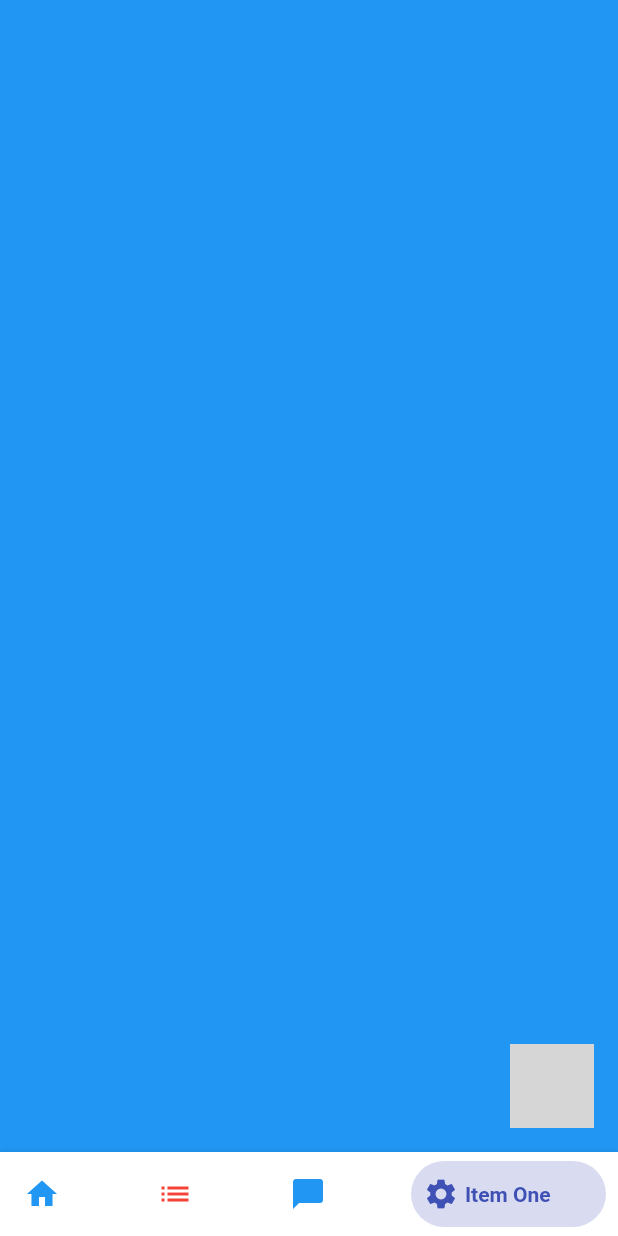
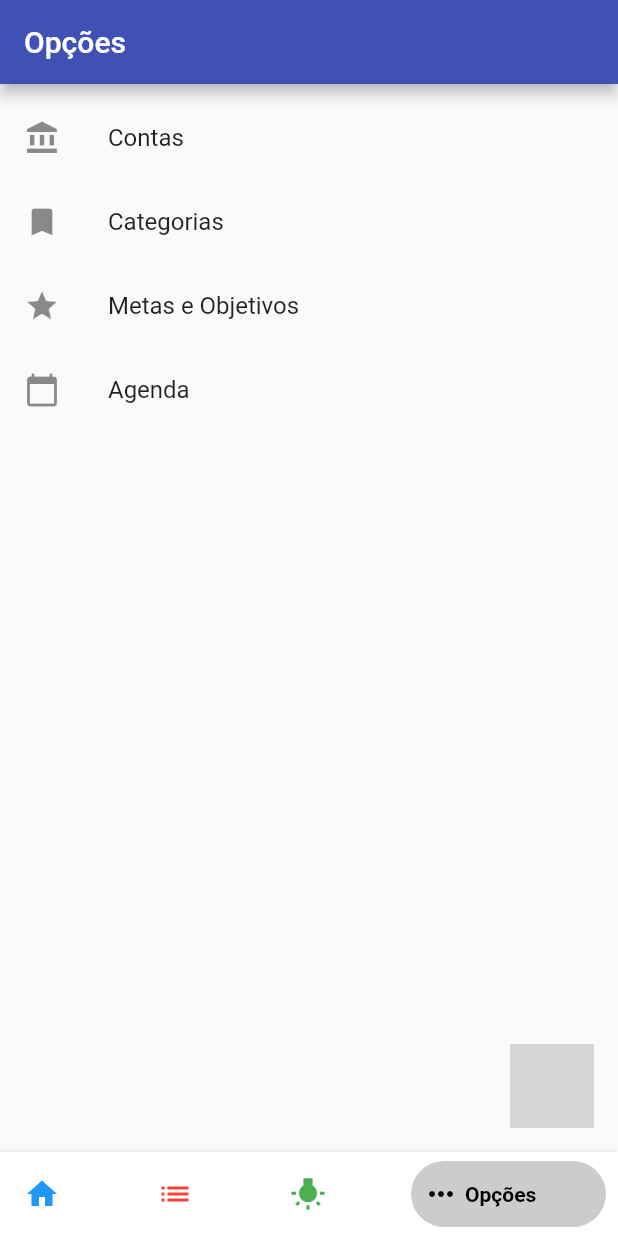
Before and after one commit to joao1559/bill_app, a Flutter app: the Home screen opened directly, swiped to page 4, on a phone screen of 412 x 824 dp. Run offline on Flutter 3.47's test engine with Material 2 defaults, Android fonts, the phone set to English and light mode, and no system bars; drawn by our look-alikes of bottom_navy_bar; our stand-ins replace flutter_masked_text, shared_preferences; missing offline and left inert: unicorndial; accounts and stored records are empty; network calls fail; Roboto replaces fonts that are missing (NotoSans); grey boxes are pictures that could not be loaded.

Commit message:
Signup done and option screen started

```diff
--- a/lib/ui/screens/home.dart
+++ b/lib/ui/screens/home.dart
@@ -1,4 +1,5 @@
 import 'package:bill_app/ui/screens/cadastro_movimentacao.dart';
+import 'package:bill_app/ui/screens/opcoes.dart';
 import 'package:bill_app/ui/screens/resumo.dart';
 import 'package:bill_app/ui/screens/transacoes.dart';
 import 'package:bottom_navy_bar/bottom_navy_bar.dart';
@@ -101,8 +102,8 @@ class _HomeState extends State<Home> {
           children: <Widget>[
             Resumo(),
             Transacoes(),
-            Container(color: Colors.green,),
             Container(color: Colors.blue,),
+            Opcoes(),
           ],
         ),
       ),
@@ -114,7 +115,7 @@ class _HomeState extends State<Home> {
         },
         items: <BottomNavyBarItem>[
           BottomNavyBarItem(
-            activeColor: Theme.of(context).primaryColor,
+            activeColor: Colors.blue,
             inactiveColor: Colors.blue,
             title: Text('Resumo'),
             icon: Icon(Icons.home)
@@ -126,16 +127,16 @@ class _HomeState extends State<Home> {
             icon: Icon(Icons.list)
           ),
           BottomNavyBarItem(
-            activeColor:Theme.of(context).primaryColor,
-            inactiveColor: Colors.blue,
-            title: Text('Item One'),
-            icon: Icon(Icons.chat_bubble)
+            activeColor: Colors.green,
+            inactiveColor: Colors.green,
+            title: Text('Artigos'),
+            icon: Icon(Icons.wb_incandescent, color: Colors.green,)
           ),
           BottomNavyBarItem(
-            activeColor: Theme.of(context).primaryColor,
-            inactiveColor: Colors.blue,
-            title: Text('Item One'),
-            icon: Icon(Icons.settings)
+            activeColor: Colors.black,
+            inactiveColor: Colors.black,
+            title: Text('Opções'),
+            icon: Icon(Icons.more_horiz)
           ),
         ],
       ),
--- /dev/null
+++ b/lib/ui/screens/opcoes.dart
@@ -0,0 +1,33 @@
+import 'package:flutter/material.dart';
+
+class Opcoes extends StatelessWidget {
+  @override
+  Widget build(BuildContext context) {
+    return Scaffold(
+      appBar: AppBar(
+        title: Text('Opções'),
+      ),
+      body: ListView(
+        padding: EdgeInsets.only(top: 8),
+        children: <Widget>[
+          ListTile(
+            leading: Icon(Icons.account_balance),
+            title: Text('Contas'),
+          ),
+          ListTile(
+            leading: Icon(Icons.bookmark),
+            title: Text('Categorias'),
+          ),
+          ListTile(
+            leading: Icon(Icons.star),
+            title: Text('Metas e Objetivos'),
+          ),
+          ListTile(
+            leading: Icon(Icons.calendar_today),
+            title: Text('Agenda'),
+          ),
+        ],
+      ),
+    );
+  }
+}
```
Also changed, not shown: lib/ui/screens/cadastro_usuario.dart (added, +185 -0 lines), lib/ui/screens/login.dart (+14 -2 lines).
